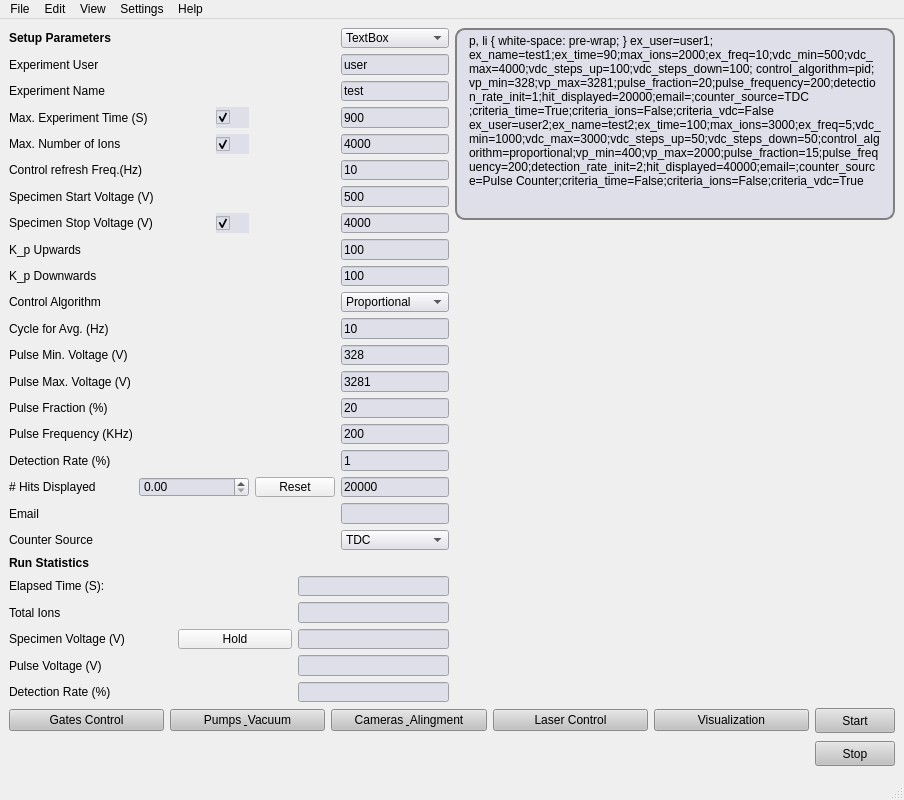
Old version of the form pyccapt/files/PyQt6_UI/gui_main.ui in the repository mmonajem/pyoxcart.
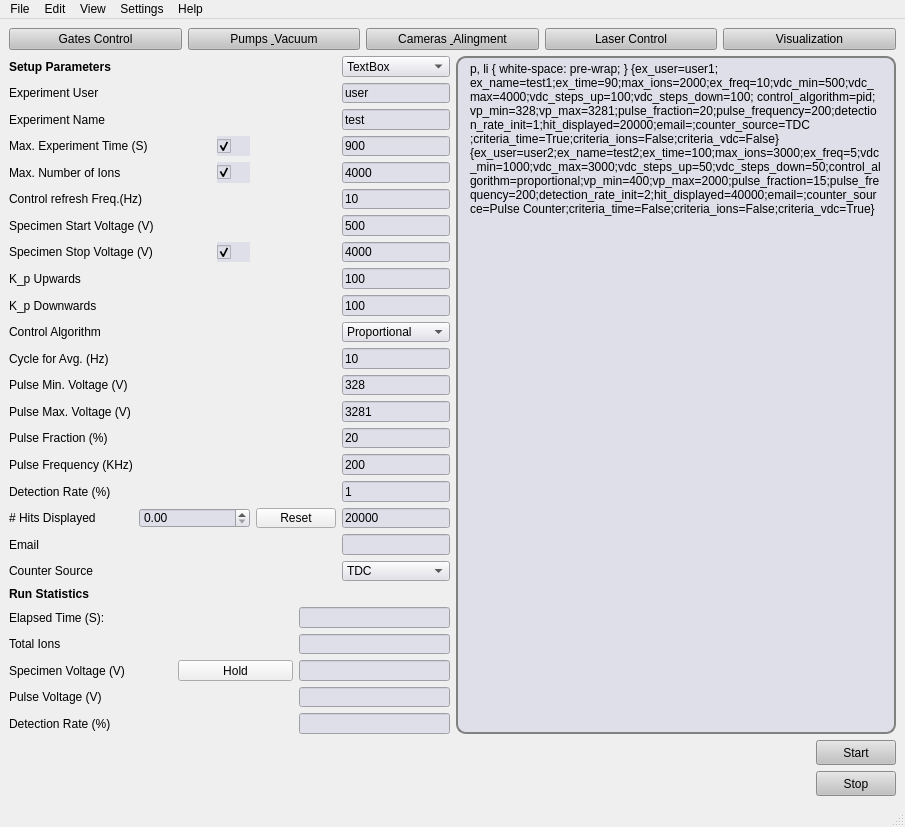
New version of the form.

Commit message: new gui main and cameras

```diff
--- a/pyccapt/files/PyQt6_UI/gui_main.ui
+++ b/pyccapt/files/PyQt6_UI/gui_main.ui
@@ -6,18 +6,87 @@
             <rect>
                 <x>0</x>
                 <y>0</y>
-                <width>903</width>
-                <height>800</height>
+                <width>905</width>
+                <height>827</height>
             </rect>
         </property>
         <property name="windowTitle">
             <string>OXCART</string>
         </property>
         <widget class="QWidget" name="centralwidget">
-            <layout class="QGridLayout" name="gridLayout_4">
+            <layout class="QGridLayout" name="gridLayout_5">
                 <item row="0" column="0">
-                    <layout class="QGridLayout" name="gridLayout_3">
-                        <item row="0" column="0" rowspan="2">
+                    <layout class="QGridLayout" name="gridLayout_4">
+                        <item row="0" column="0" colspan="2">
+                            <layout class="QHBoxLayout" name="horizontalLayout">
+                                <item>
+                                    <widget class="QPushButton" name="gates_control">
+                                        <property name="styleSheet">
+                                            <string notr="true">QPushButton{
+                                                background: rgb(193, 193, 193)
+                                                }
+                                            </string>
+                                        </property>
+                                        <property name="text">
+                                            <string>Gates Control</string>
+                                        </property>
+                                    </widget>
+                                </item>
+                                <item>
+                                    <widget class="QPushButton" name="pumps_vaccum">
+                                        <property name="styleSheet">
+                                            <string notr="true">QPushButton{
+                                                background: rgb(193, 193, 193)
+                                                }
+                                            </string>
+                                        </property>
+                                        <property name="text">
+                                            <string>Pumps &amp; Vacuum</string>
+                                        </property>
+                                    </widget>
+                                </item>
+                                <item>
+                                    <widget class="QPushButton" name="Camears">
+                                        <property name="styleSheet">
+                                            <string notr="true">QPushButton{
+                                                background: rgb(193, 193, 193)
+                                                }
+                                            </string>
+                                        </property>
+                                        <property name="text">
+                                            <string>Cameras &amp; Alingment</string>
+                                        </property>
+                                    </widget>
+                                </item>
+                                <item>
+                                    <widget class="QPushButton" name="laser_control">
+                                        <property name="styleSheet">
+                                            <string notr="true">QPushButton{
+                                                background: rgb(193, 193, 193)
+                                                }
+                                            </string>
+                                        </property>
+                                        <property name="text">
+                                            <string>Laser Control</string>
+                                        </property>
+                                    </widget>
+                                </item>
+                                <item>
+                                    <widget class="QPushButton" name="Visualization">
+                                        <property name="styleSheet">
+                                            <string notr="true">QPushButton{
+                                                background: rgb(193, 193, 193)
+                                                }
+                                            </string>
+                                        </property>
+                                        <property name="text">
+                                            <string>Visualization</string>
+                                        </property>
+                                    </widget>
+                                </item>
+                            </layout>
+                        </item>
+                        <item row="1" column="0">
                             <layout class="QGridLayout" name="gridLayout">
                                 <item row="0" column="0">
                                     <widget class="QLabel" name="label_173">
@@ -1152,7 +1221,7 @@
                                 </item>
                             </layout>
                         </item>
-                        <item row="0" column="1">
+                        <item row="1" column="1">
                             <widget class="QTextEdit" name="textEdit">
                                 <property name="sizePolicy">
                                     <sizepolicy hsizetype="Preferred" vsizetype="Preferred">
@@ -1184,37 +1253,54 @@
                                         font-size:9pt; font-weight:400; font-style:normal;&quot;&gt;
                                         &lt;p style=&quot; margin-top:0px; margin-bottom:0px; margin-left:0px;
                                         margin-right:0px; -qt-block-indent:0; text-indent:0px;&quot;&gt;&lt;span style=&quot;
-                                        font-family:'JetBrains Mono,monospace'; font-size:8pt; color:#000000;&quot;&gt;ex_user=user1;&lt;/span&gt;&lt;span
+                                        font-family:'JetBrains Mono,monospace'; font-size:8pt; color:#000000;&quot;&gt;{ex_user=user1;&lt;/span&gt;&lt;span
                                         style=&quot; font-family:'MS Shell Dlg 2'; font-size:7.875pt;&quot;&gt;ex_name=test1;ex_time=90;max_ions=2000;ex_freq=10;vdc_min=500;vdc_max=4000;vdc_steps_up=100;vdc_steps_down=100;&lt;/span&gt;&lt;span
                                         style=&quot; font-family:'JetBrains Mono,monospace'; font-size:8pt;
                                         color:#000000;&quot;&gt;control_algorithm=pid;&lt;/span&gt;&lt;span style=&quot;
                                         font-family:'MS Shell Dlg 2'; font-size:7.875pt;&quot;&gt;vp_min=328;vp_max=3281;pulse_fraction=20;pulse_frequency=200;detection_rate_init=1;hit_displayed=20000;email=;counter_source=TDC&lt;/span&gt;&lt;span
                                         style=&quot; font-family:'JetBrains Mono,monospace'; font-size:8pt;
-                                        color:#000000;&quot;&gt;;criteria_time=True;criteria_ions=False;criteria_vdc=False&lt;/span&gt;&lt;/p&gt;
+                                        color:#000000;&quot;&gt;;criteria_time=True;criteria_ions=False;criteria_vdc=False}&lt;/span&gt;&lt;/p&gt;
                                         &lt;p style=&quot; margin-top:0px; margin-bottom:0px; margin-left:0px;
                                         margin-right:0px; -qt-block-indent:0; text-indent:0px;&quot;&gt;&lt;span style=&quot;
-                                        font-family:'JetBrains Mono,monospace'; font-size:8pt; color:#000000;&quot;&gt;ex_user=user2;ex_name=test2;ex_time=100;max_ions=3000;ex_freq=5;vdc_min=1000;vdc_max=3000;vdc_steps_up=50;vdc_steps_down=50;control_algorithm=proportional;vp_min=400;vp_max=2000;pulse_fraction=15;pulse_frequency=200;detection_rate_init=2;hit_displayed=40000;email=;counter_source=Pulse
-                                        Counter;criteria_time=False;criteria_ions=False;criteria_vdc=True&lt;/span&gt;&lt;/p&gt;&lt;/body&gt;&lt;/html&gt;
+                                        font-family:'JetBrains Mono,monospace'; font-size:8pt; color:#000000;&quot;&gt;{ex_user=user2;ex_name=test2;ex_time=100;max_ions=3000;ex_freq=5;vdc_min=1000;vdc_max=3000;vdc_steps_up=50;vdc_steps_down=50;control_algorithm=proportional;vp_min=400;vp_max=2000;pulse_fraction=15;pulse_frequency=200;detection_rate_init=2;hit_displayed=40000;email=;counter_source=Pulse
+                                        Counter;criteria_time=False;criteria_ions=False;criteria_vdc=True}&lt;/span&gt;&lt;/p&gt;&lt;/body&gt;&lt;/html&gt;
                                     </string>
                                 </property>
                             </widget>
                         </item>
-                        <item row="1" column="1">
-                            <spacer name="verticalSpacer">
-                                <property name="orientation">
-                                    <enum>Qt::Vertical</enum>
-                                </property>
-                                <property name="sizeHint" stdset="0">
-                                    <size>
-                                        <width>20</width>
-                                        <height>398</height>
-                                    </size>
-                                </property>
-                            </spacer>
-                        </item>
                         <item row="2" column="0" colspan="2">
-                            <layout class="QGridLayout" name="gridLayout_2">
-                                <item row="0" column="5">
+                            <layout class="QGridLayout" name="gridLayout_3">
+                                <item row="0" column="0" rowspan="2">
+                                    <layout class="QGridLayout" name="gridLayout_2">
+                                        <item row="0" column="0" colspan="2">
+                                            <widget class="QLabel" name="Error">
+                                                <property name="minimumSize">
+                                                    <size>
+                                                        <width>800</width>
+                                                        <height>30</height>
+                                                    </size>
+                                                </property>
+                                                <property name="font">
+                                                    <font>
+                                                        <pointsize>13</pointsize>
+                                                        <bold>true</bold>
+                                                        <strikeout>false</strikeout>
+                                                    </font>
+                                                </property>
+                                                <property name="text">
+                                                    <string>&lt;html&gt;&lt;head/&gt;&lt;body&gt;&lt;p&gt;&lt;br/&gt;&lt;/p&gt;&lt;/body&gt;&lt;/html&gt;</string>
+                                                </property>
+                                                <property name="alignment">
+                                                    <set>Qt::AlignCenter</set>
+                                                </property>
+                                                <property name="textInteractionFlags">
+                                                    <set>Qt::LinksAccessibleByMouse</set>
+                                                </property>
+                                            </widget>
+                                        </item>
+                                    </layout>
+                                </item>
+                                <item row="0" column="1">
                                     <widget class="QPushButton" name="start_button">
                                         <property name="sizePolicy">
                                             <sizepolicy hsizetype="Fixed" vsizetype="Fixed">
@@ -1239,85 +1325,7 @@
                                         </property>
                                     </widget>
                                 </item>
-                                <item row="0" column="0">
-                                    <widget class="QPushButton" name="gates_control">
-                                        <property name="styleSheet">
-                                            <string notr="true">QPushButton{
-                                                background: rgb(193, 193, 193)
-                                                }
-                                            </string>
-                                        </property>
-                                        <property name="text">
-                                            <string>Gates Control</string>
-                                        </property>
-                                    </widget>
-                                </item>
-                                <item row="0" column="4">
-                                    <widget class="QPushButton" name="Visualization">
-                                        <property name="styleSheet">
-                                            <string notr="true">QPushButton{
-                                                background: rgb(193, 193, 193)
-                                                }
-                                            </string>
-                                        </property>
-                                        <property name="text">
-                                            <string>Visualization</string>
-                                        </property>
-                                    </widget>
-                                </item>
-                                <item row="1" column="0" colspan="5">
-                                    <widget class="QLabel" name="Error">
-                                        <property name="minimumSize">
-                                            <size>
-                                                <width>800</width>
-                                                <height>30</height>
-                                            </size>
-                                        </property>
-                                        <property name="font">
-                                            <font>
-                                                <pointsize>13</pointsize>
-                                                <bold>true</bold>
-                                                <strikeout>false</strikeout>
-                                            </font>
-                                        </property>
-                                        <property name="text">
-                                            <string>&lt;html&gt;&lt;head/&gt;&lt;body&gt;&lt;p&gt;&lt;br/&gt;&lt;/p&gt;&lt;/body&gt;&lt;/html&gt;</string>
-                                        </property>
-                                        <property name="alignment">
-                                            <set>Qt::AlignCenter</set>
-                                        </property>
-                                        <property name="textInteractionFlags">
-                                            <set>Qt::LinksAccessibleByMouse</set>
-                                        </property>
-                                    </widget>
-                                </item>
-                                <item row="0" column="1">
-                                    <widget class="QPushButton" name="pumps_vaccum">
-                                        <property name="styleSheet">
-                                            <string notr="true">QPushButton{
-                                                background: rgb(193, 193, 193)
-                                                }
-                                            </string>
-                                        </property>
-                                        <property name="text">
-                                            <string>Pumps &amp; Vacuum</string>
-                                        </property>
-                                    </widget>
-                                </item>
-                                <item row="0" column="2">
-                                    <widget class="QPushButton" name="Camears">
-                                        <property name="styleSheet">
-                                            <string notr="true">QPushButton{
-                                                background: rgb(193, 193, 193)
-                                                }
-                                            </string>
-                                        </property>
-                                        <property name="text">
-                                            <string>Cameras &amp; Alingment</string>
-                                        </property>
-                                    </widget>
-                                </item>
-                                <item row="1" column="5">
+                                <item row="1" column="1">
                                     <widget class="QPushButton" name="stop_button">
                                         <property name="sizePolicy">
                                             <sizepolicy hsizetype="Fixed" vsizetype="Fixed">
@@ -1342,19 +1350,6 @@
                                         </property>
                                     </widget>
                                 </item>
-                                <item row="0" column="3">
-                                    <widget class="QPushButton" name="laser_control">
-                                        <property name="styleSheet">
-                                            <string notr="true">QPushButton{
-                                                background: rgb(193, 193, 193)
-                                                }
-                                            </string>
-                                        </property>
-                                        <property name="text">
-                                            <string>Laser Control</string>
-                                        </property>
-                                    </widget>
-                                </item>
                             </layout>
                         </item>
                     </layout>
@@ -1366,7 +1361,7 @@
                 <rect>
                     <x>0</x>
                     <y>0</y>
-                    <width>903</width>
+                    <width>905</width>
                     <height>22</height>
                 </rect>
             </property>
```
Left out of the diff: 45 changed lines with no effect on the pictures. The commit also changes 28 other files.
